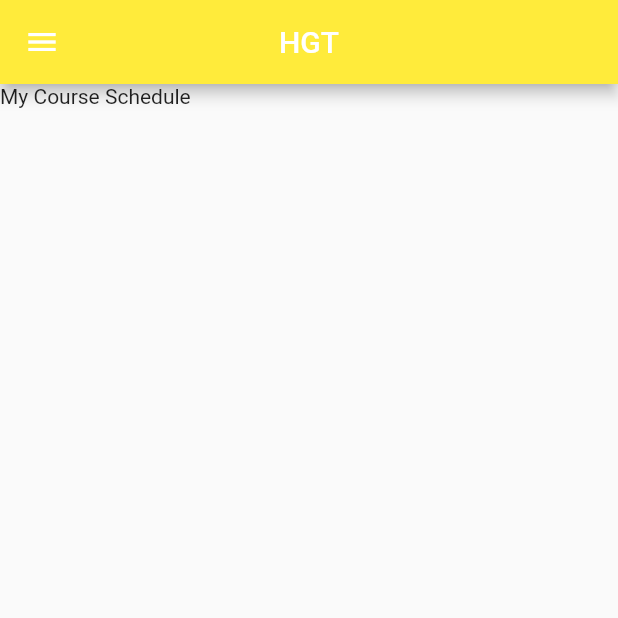
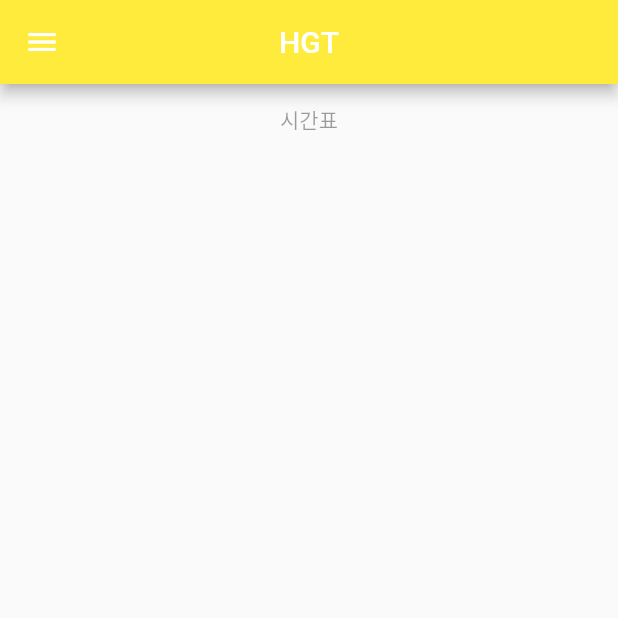
Before and after one commit to Younhong/HDT, a Flutter app: the MyCoursePage screen opened directly, on a phone screen of 412 x 824 dp, the top half of it. Run offline on Flutter 3.47's test engine with Material 2 defaults, Android fonts, the phone set to English and light mode, and no system bars.

Commit message:
Page Structure Design

```diff
--- a/lib/home.dart
+++ b/lib/home.dart
@@ -1,7 +1,7 @@
 import 'package:flutter/material.dart';
-import 'package:hgt/my_course.dart';
-import 'package:hgt/open_course.dart';
-import 'package:hgt/review.dart';
+import 'package:hgt/schedule/my_course.dart';
+import 'package:hgt/open_course/open_course.dart';
+import 'package:hgt/review/review.dart';
 
 import 'dart:math' as math;
 
--- a/lib/my_course.dart
+++ b/lib/schedule/my_course.dart
@@ -1,6 +1,7 @@
 import 'package:flutter/material.dart';
 import 'package:hgt/home.dart';
-import 'package:hgt/review.dart';
+import 'package:hgt/review/review.dart';
+import 'package:hgt/schedule/schedule.dart';
 
 class MyCoursePage extends StatelessWidget {
   @override
@@ -11,7 +12,7 @@ class MyCoursePage extends StatelessWidget {
         title: Text('HGT'),
         centerTitle: true,
       ),
-      body: Text("My Course Schedule"),
+      body: SchedulePage(),
       drawer: Drawer(
         child: ListView(
           padding: EdgeInsets.zero,
@@ -25,11 +26,11 @@ class MyCoursePage extends StatelessWidget {
                 child: Row(
                   children: <Widget>[
                     Container(
-                      child: CircleAvatar(backgroundImage: NetworkImage(""),),
+                      child: CircleAvatar(backgroundImage: AssetImage('asset/profile.jpg'),),
                     ),
                     Container(
                       padding: EdgeInsets.only(left: 15),
-                      child: Text('email',
+                      child: Text('Younhong',
                           style: TextStyle(color: Colors.white, fontSize: 19)),
                     ),
                   ],
--- /dev/null
+++ b/lib/schedule/schedule.dart
@@ -0,0 +1,24 @@
+import 'package:flutter/material.dart';
+
+class SchedulePage extends StatefulWidget{
+  _SchedulePageState createState() => _SchedulePageState();
+}
+
+class _SchedulePageState extends State<SchedulePage> {
+  _SchedulePageState();
+  @override
+  Widget build(BuildContext context) {
+    return ListView(
+      children: <Widget>[
+        Container(
+            alignment: Alignment.center,
+            child: FlatButton(
+              child: Text("시간표"),
+              /// TODO::: Implement Schedule UI
+              onPressed: null,
+            )
+        )
+      ],
+    );
+  }
+}
```
Also changed, not shown: lib/open_course/open.course.option.dart (added, +25 -0 lines), lib/open_course/open_course.dart (renamed from lib/review.dart, +18 -14 lines), lib/review/review.dart (renamed from lib/open_course.dart, +21 -21 lines), lib/review/review.main.dart (added, +25 -0 lines), asset/profile.jpg (added).
